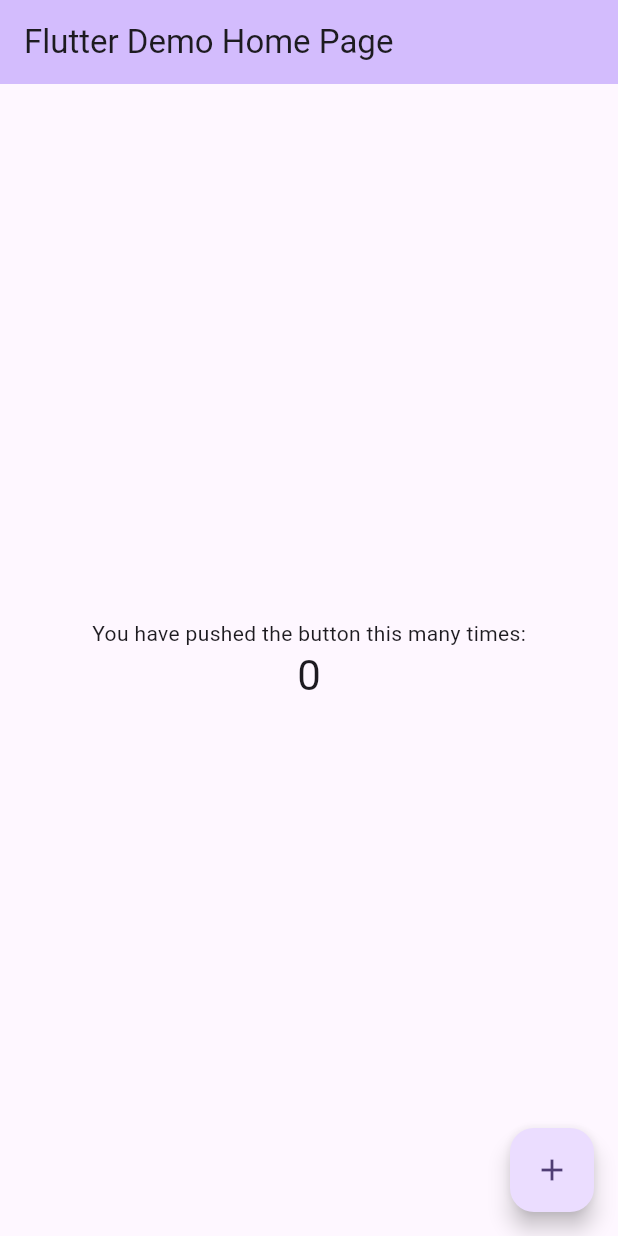
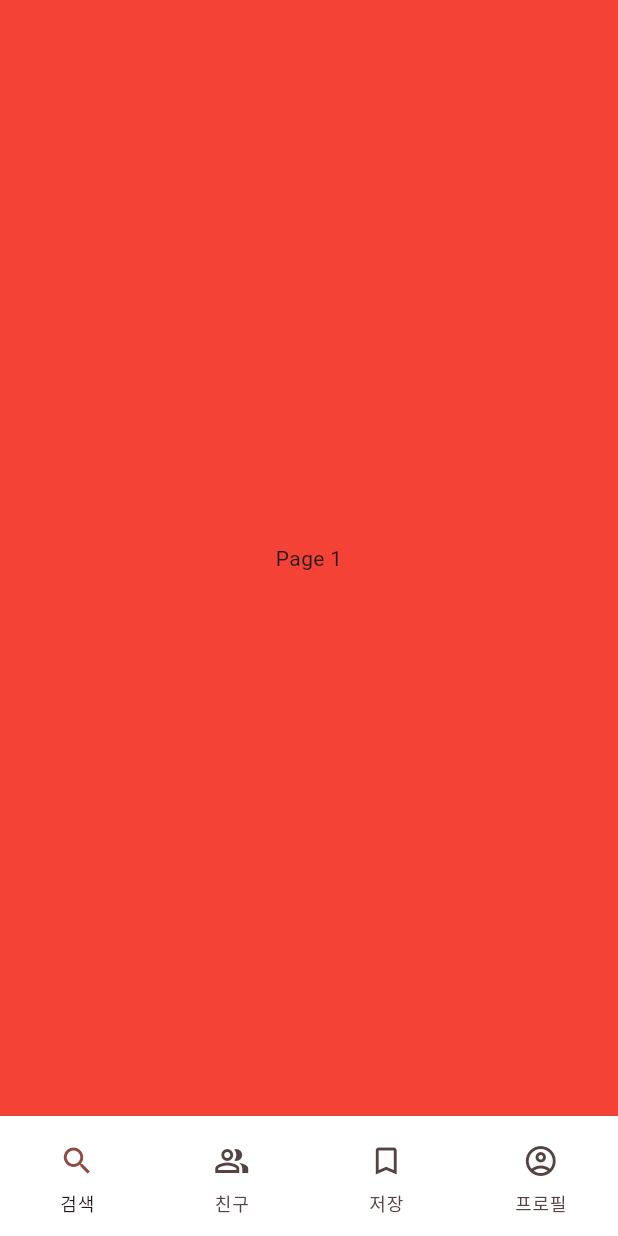
Before and after one commit to myshin22/madcamp-week2, a Flutter app: the screen it shows after launch, on a phone screen of 412 x 824 dp. Run offline on Flutter 3.47's test engine with Material 2 defaults, Android fonts, the phone set to English and light mode, and no system bars; Roboto replaces fonts that are missing (SpoqaHanSansNeo).

Commit message:
feat: add navigation bar

```diff
--- a/lib/main.dart
+++ b/lib/main.dart
@@ -1,4 +1,5 @@
 import 'package:flutter/material.dart';
+import 'package:madcamp_week_2/views/navigation.dart';
 
 void main() {
   runApp(const MyApp());
@@ -11,115 +12,14 @@ class MyApp extends StatelessWidget {
   @override
   Widget build(BuildContext context) {
     return MaterialApp(
-      title: 'Flutter Demo',
+      debugShowCheckedModeBanner: false,
+      title: '냠냠',
       theme: ThemeData(
-        // This is the theme of your application.
-        //
-        // TRY THIS: Try running your application with "flutter run". You'll see
-        // the application has a blue toolbar. Then, without quitting the app,
-        // try changing the seedColor in the colorScheme below to Colors.green
-        // and then invoke "hot reload" (save your changes or press the "hot
-        // reload" button in a Flutter-supported IDE, or press "r" if you used
-        // the command line to start the app).
-        //
-        // Notice that the counter didn't reset back to zero; the application
-        // state is not lost during the reload. To reset the state, use hot
-        // restart instead.
-        //
-        // This works for code too, not just values: Most code changes can be
-        // tested with just a hot reload.
-        colorScheme: ColorScheme.fromSeed(seedColor: Colors.deepPurple),
+        colorScheme: ColorScheme.fromSeed(seedColor: Colors.red),
+        fontFamily: 'SpoqaHanSansNeo',
         useMaterial3: true,
       ),
-      home: const MyHomePage(title: 'Flutter Demo Home Page'),
+      home: const Navigation(),
     );
   }
 }
-
-class MyHomePage extends StatefulWidget {
-  const MyHomePage({super.key, required this.title});
-
-  // This widget is the home page of your application. It is stateful, meaning
-  // that it has a State object (defined below) that contains fields that affect
-  // how it looks.
-
-  // This class is the configuration for the state. It holds the values (in this
-  // case the title) provided by the parent (in this case the App widget) and
-  // used by the build method of the State. Fields in a Widget subclass are
-  // always marked "final".
-
-  final String title;
-
-  @override
-  State<MyHomePage> createState() => _MyHomePageState();
-}
-
-class _MyHomePageState extends State<MyHomePage> {
-  int _counter = 0;
-
-  void _incrementCounter() {
-    setState(() {
-      // This call to setState tells the Flutter framework that something has
-      // changed in this State, which causes it to rerun the build method below
-      // so that the display can reflect the updated values. If we changed
-      // _counter without calling setState(), then the build method would not be
-      // called again, and so nothing would appear to happen.
-      _counter++;
-    });
-  }
-
-  @override
-  Widget build(BuildContext context) {
-    // This method is rerun every time setState is called, for instance as done
-    // by the _incrementCounter method above.
-    //
-    // The Flutter framework has been optimized to make rerunning build methods
-    // fast, so that you can just rebuild anything that needs updating rather
-    // than having to individually change instances of widgets.
-    return Scaffold(
-      appBar: AppBar(
-        // TRY THIS: Try changing the color here to a specific color (to
-        // Colors.amber, perhaps?) and trigger a hot reload to see the AppBar
-        // change color while the other colors stay the same.
-        backgroundColor: Theme.of(context).colorScheme.inversePrimary,
-        // Here we take the value from the MyHomePage object that was created by
-        // the App.build method, and use it to set our appbar title.
-        title: Text(widget.title),
-      ),
-      body: Center(
-        // Center is a layout widget. It takes a single child and positions it
-        // in the middle of the parent.
-        child: Column(
-          // Column is also a layout widget. It takes a list of children and
-          // arranges them vertically. By default, it sizes itself to fit its
-          // children horizontally, and tries to be as tall as its parent.
-          //
-          // Column has various properties to control how it sizes itself and
-          // how it positions its children. Here we use mainAxisAlignment to
-          // center the children vertically; the main axis here is the vertical
-          // axis because Columns are vertical (the cross axis would be
-          // horizontal).
-          //
-          // TRY THIS: Invoke "debug painting" (choose the "Toggle Debug Paint"
-          // action in the IDE, or press "p" in the console), to see the
-          // wireframe for each widget.
-          mainAxisAlignment: MainAxisAlignment.center,
-          children: <Widget>[
-            const Text(
-              'You have pushed the button this many times:',
-            ),
-            Text(
-              '$_counter',
-              style: Theme.of(context).textTheme.headlineMedium,
-            ),
-          ],
-        ),
-      ),
-      floatingActionButton: FloatingActionButton(
-        onPressed: _incrementCounter,
-        tooltip: 'Increment',
-        child: const Icon(Icons.add),
-      ), // This trailing comma makes auto-formatting nicer for build methods.
-    );
-  }
-}
--- /dev/null
+++ b/lib/views/navigation.dart
@@ -0,0 +1,77 @@
+import 'package:flutter/material.dart';
+
+class Navigation extends StatefulWidget {
+  const Navigation({super.key});
+
+  @override
+  State<Navigation> createState() => _NavigationState();
+}
+
+class _NavigationState extends State<Navigation> {
+  int currentPageIndex = 0;
+
+  @override
+  Widget build(BuildContext context) {
+    return Scaffold(
+      bottomNavigationBar: NavigationBar(
+        backgroundColor: Colors.white,
+        shadowColor: Colors.white,
+        surfaceTintColor: Colors.white,
+        indicatorColor: Colors.white,
+        onDestinationSelected: (int index) {
+          setState(() {
+            currentPageIndex = index;
+          });
+        },
+        selectedIndex: currentPageIndex,
+        destinations: <Widget>[
+          NavigationDestination(
+            icon: const Icon(Icons.search),
+            selectedIcon: Icon(Icons.search,
+                color: Theme.of(context).colorScheme.primary),
+            label: '검색',
+          ),
+          NavigationDestination(
+            icon: const Icon(Icons.people_alt_outlined),
+            selectedIcon: Icon(Icons.people,
+                color: Theme.of(context).colorScheme.primary),
+            label: '친구',
+          ),
+          NavigationDestination(
+              icon: const Icon(Icons.bookmark_outline),
+              selectedIcon: Icon(Icons.bookmark,
+                  color: Theme.of(context).colorScheme.primary),
+              label: '저장'),
+          NavigationDestination(
+            icon: const Icon(Icons.account_circle_outlined),
+            selectedIcon: Icon(Icons.person,
+                color: Theme.of(context).colorScheme.primary),
+            label: '프로필',
+          ),
+        ],
+      ),
+      body: <Widget>[
+        Container(
+          color: Colors.red,
+          alignment: Alignment.center,
+          child: const Text('Page 1'),
+        ),
+        Container(
+          color: Colors.green,
+          alignment: Alignment.center,
+          child: const Text('Page 2'),
+        ),
+        Container(
+          color: Colors.blue,
+          alignment: Alignment.center,
+          child: const Text('Page 3'),
+        ),
+        Container(
+          color: Colors.blue,
+          alignment: Alignment.center,
+          child: const Text('Page 4'),
+        ),
+      ][currentPageIndex],
+    );
+  }
+}
```
Also changed, not shown: pubspec.yaml (+26 -24 lines), lib/naver_login.dart (added), 4 other files.
